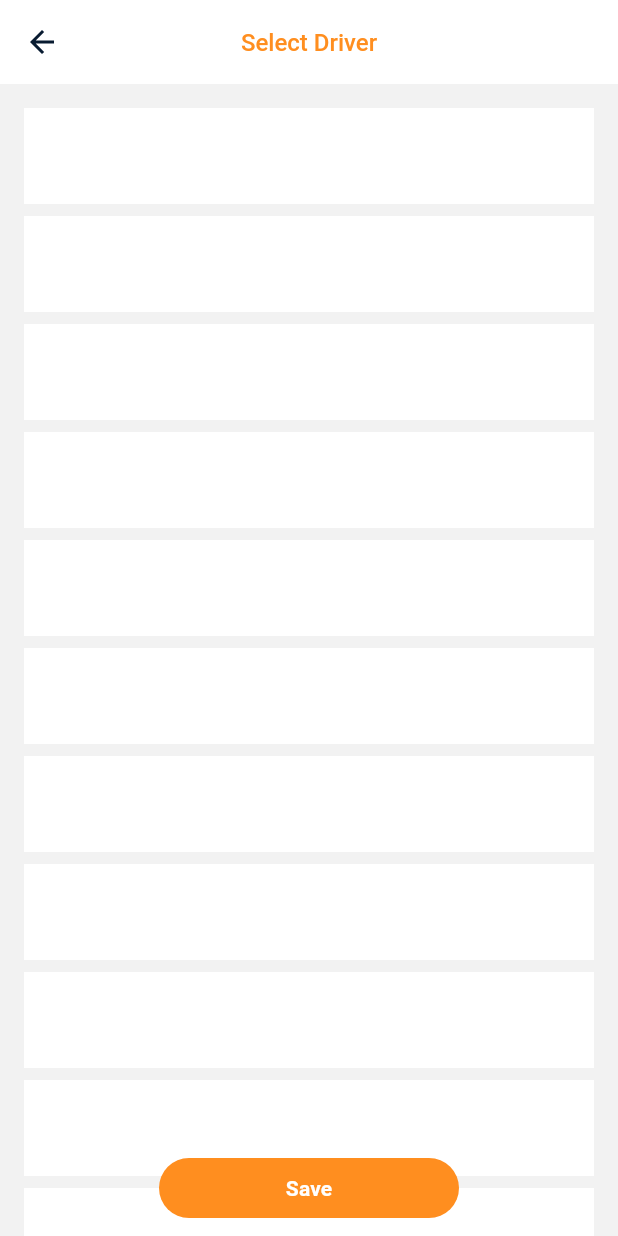
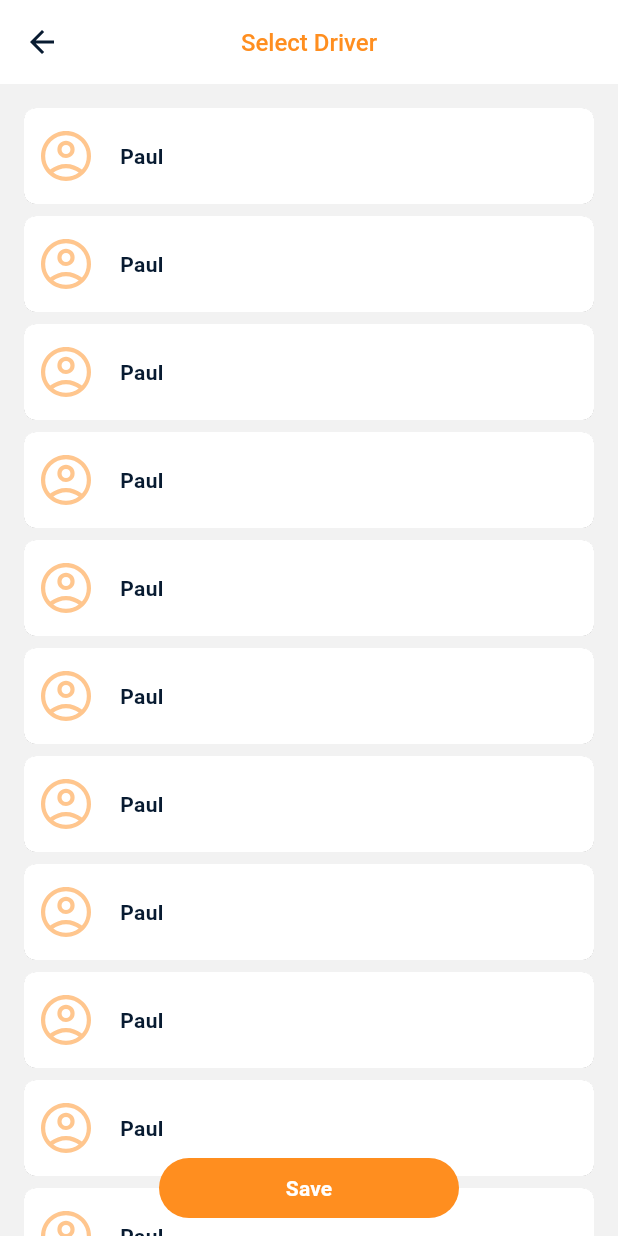
Before and after one commit to ArkHak/first_project_flutter, a Flutter app: the DriverPage screen opened directly, on a phone screen of 412 x 824 dp. Run offline on Flutter 3.47's test engine with Material 3 defaults, Android fonts, the phone set to English and light mode, and no system bars; our stand-ins replace flutter_svg.

Commit message:
step 11  - add driver_item.dart;  - add action tap driver_item.dart;  - refactoring driver_list -> add recomposition (StateLess -> StateFull);

```diff
--- a/lib/design/dimensions.dart
+++ b/lib/design/dimensions.dart
@@ -10,6 +10,7 @@ const double fontSize14 = 14;
 const double fontSize16 = 16;
 const double fontSize24 = 24;
 
+const double width16 = 16;
 const double width200 = 200;
 
 const double height8 = 8;
--- /dev/null
+++ b/lib/pages/driver/driver_item.dart
@@ -0,0 +1,55 @@
+import 'package:flutter/material.dart';
+
+import '../../design/colors.dart';
+import '../../design/dimensions.dart';
+import '../../design/images.dart';
+import '../../design/styles.dart';
+
+class DriverItem extends StatelessWidget {
+  final String driverName;
+  final bool isSelected;
+  final Function() onTap;
+
+  const DriverItem(
+      {super.key,
+      required this.onTap,
+      required this.driverName,
+      required this.isSelected});
+
+  @override
+  Widget build(BuildContext context) {
+    return SizedBox(
+      height: height64,
+      child: Card(
+        color: surfaceColor,
+        margin: EdgeInsets.zero,
+        elevation: elevation006,
+        shape: RoundedRectangleBorder(
+            borderRadius: BorderRadius.circular(radius8)),
+        child: InkWell(
+          borderRadius: BorderRadius.circular(radius8),
+          onTap: onTap,
+          child: Padding(
+            padding: const EdgeInsets.only(left: padding8, right: padding16),
+            child: Row(
+              children: <Widget>[
+                accountCircleImages,
+                const SizedBox(width: width16),
+                Expanded(
+                  child: Text(
+                    driverName,
+                    maxLines: 2,
+                    overflow: TextOverflow.ellipsis,
+                    style: body2TextStyle,
+                  ),
+                ),
+                const SizedBox(width: width16),
+                if (isSelected) checkImages
+              ],
+            ),
+          ),
+        ),
+      ),
+    );
+  }
+}
--- a/lib/pages/driver/driver_list.dart
+++ b/lib/pages/driver/driver_list.dart
@@ -3,20 +3,27 @@ import 'package:flutter/material.dart';
 import '../../design/utils/size_utils.dart';
 import '../../design/widgets/accent_button.dart';
 import '../../design/dimensions.dart';
-import '../../design/colors.dart';
+import 'driver_item.dart';
 
-class DriverList extends StatelessWidget {
+class DriverList extends StatefulWidget {
   const DriverList({super.key});
+
+  @override
+  State<DriverList> createState() => _DriverListState();
+}
+
+class _DriverListState extends State<DriverList> {
+  int? _selectedDriverIndex;
 
   @override
   Widget build(BuildContext context) {
     return Stack(children: <Widget>[
-      _list(context),
-      Align(alignment: Alignment.bottomCenter, child: _saveButton(context))
+      _list(),
+      Align(alignment: Alignment.bottomCenter, child: _saveButton())
     ]);
   }
 
-  Widget _list(BuildContext context) {
+  Widget _list() {
     return ListView.separated(
         itemCount: 15,
         padding: EdgeInsets.only(
@@ -28,14 +35,20 @@ class DriverList extends StatelessWidget {
           return const SizedBox(height: height8);
         },
         itemBuilder: (BuildContext context, int index) {
-          return Container(
-            color: surfaceColor,
-            height: height64,
+          final bool isSelected = _selectedDriverIndex == index;
+          return DriverItem(
+            driverName: "Paul",
+            isSelected: isSelected,
+            onTap: () {
+              setState(() {
+                _selectedDriverIndex = index;
+              });
+            },
           );
         });
   }
 
-  Widget _saveButton(BuildContext context) {
+  Widget _saveButton() {
     return SafeArea(
         child: Padding(
       padding: const EdgeInsets.only(
```
